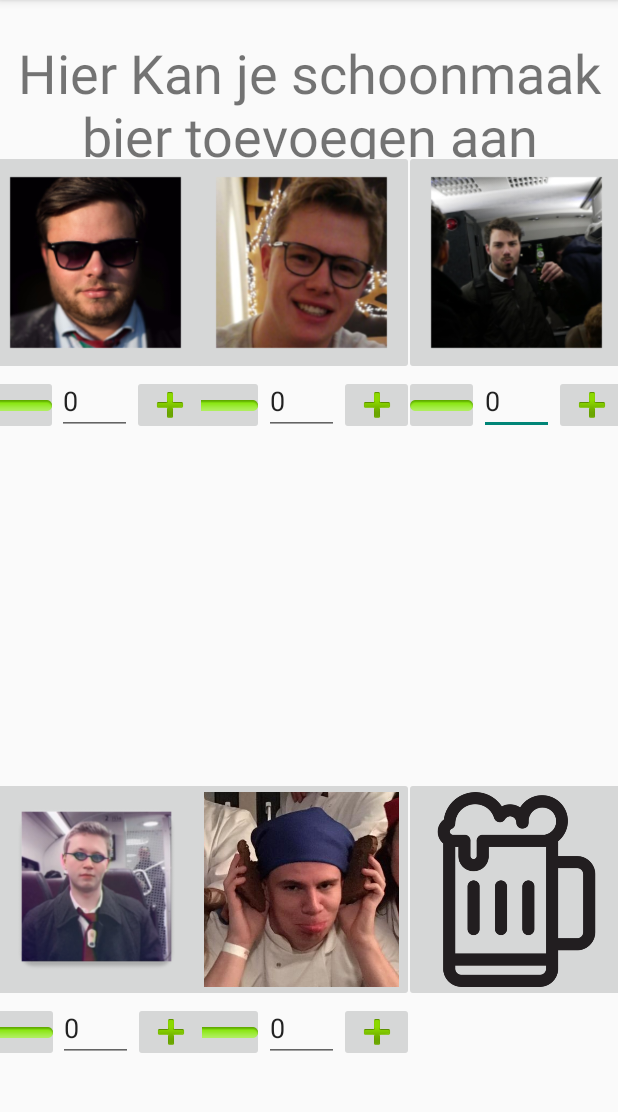
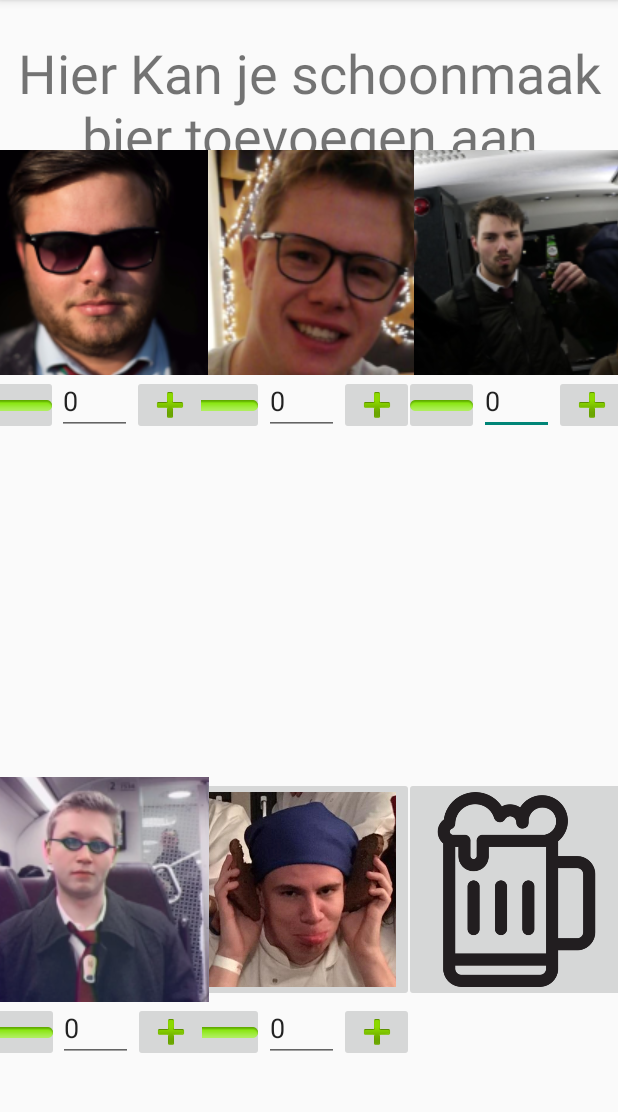
Before and after one commit to SquadHenri/Bierlijst, an Android app: the EditBewoners screen opened directly, with no data from a screen before it, on a phone screen of 412 x 824 dp, the part 84-1196 px from its top. Run offline under Robolectric (Android 15) with nearby library versions, the phone set to English and light mode, and no system bars; our stand-ins replace RxJava.

Commit message:
added new images, vGs image shows up weird

```diff
--- a/app/src/main/res/layout/activity_edit_bewoners.xml
+++ b/app/src/main/res/layout/activity_edit_bewoners.xml
@@ -78,7 +78,7 @@
             android:layout_height="150dp"
             android:longClickable="true"
             android:onClick="addSBEtienne"
-            android:scaleType="centerCrop"
+            android:scaleType="center"
             app:layout_constraintEnd_toEndOf="parent"
             app:layout_constraintStart_toEndOf="@+id/IG_SBSven"
             app:layout_constraintTop_toTopOf="@+id/IG_SBSven"
@@ -101,7 +101,7 @@
             android:layout_marginTop="30dp"
             android:longClickable="true"
             android:onClick="addSBSven"
-            android:scaleType="centerCrop"
+            android:scaleType="center"
             app:layout_constraintBottom_toTopOf="@+id/IG_SBRowin"
             app:layout_constraintEnd_toEndOf="parent"
             app:layout_constraintHorizontal_bias="0.482"
@@ -145,7 +145,7 @@
             android:layout_height="150dp"
             android:longClickable="true"
             android:onClick="addSBThijs"
-            android:scaleType="centerCrop"
+            android:scaleType="center"
             app:layout_constraintEnd_toStartOf="@+id/IG_SBSven"
             app:layout_constraintStart_toStartOf="parent"
             app:layout_constraintTop_toTopOf="@+id/IG_SBSven"
@@ -169,7 +169,7 @@
             android:layout_height="150dp"
             android:longClickable="true"
             android:onClick="addSBSteven"
-            android:scaleType="centerCrop"
+            android:scaleType="fitXY"
             app:layout_constraintEnd_toEndOf="@+id/IG_SBSven"
             app:layout_constraintStart_toStartOf="@+id/IG_SBSven"
             app:layout_constraintTop_toTopOf="@+id/IG_SBRowin"
@@ -200,7 +200,7 @@
             android:layout_marginBottom="100dp"
             android:longClickable="true"
             android:onClick="addSBRowin"
-            android:scaleType="fitStart"
+            android:scaleType="center"
             app:layout_constraintBottom_toBottomOf="parent"
             app:layout_constraintEnd_toStartOf="@+id/IG_SBSteven"
             app:layout_constraintHorizontal_bias="0.497"
```
Also changed, not shown: app/src/main/res/layout/activity_bierlijst.xml (+4 -4 lines), app/src/main/res/drawable/ic_vg.png, app/src/main/res/drawable/ic_vg_363x363.png (added).
